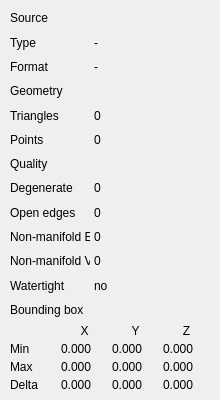
The window that src/ui/mesh_info_page.ui (thermeng/SciRender) describes before a commit, drawn with Qt 5.
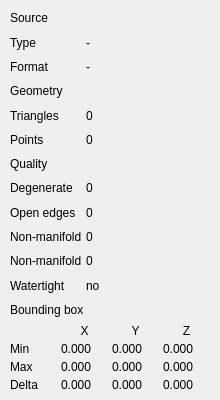
The same window after the commit.

What changed in the file:
```diff
--- a/src/ui/mesh_info_page.ui
+++ b/src/ui/mesh_info_page.ui
@@ -41,13 +41,13 @@
         </property>
         <property name="minimumSize">
          <size>
-          <width>80</width>
+           <width>72</width>
           <height>0</height>
          </size>
         </property>
         <property name="maximumSize">
          <size>
-          <width>80</width>
+           <width>72</width>
           <height>16777215</height>
          </size>
         </property><property name="alignment">
@@ -75,13 +75,13 @@
         </property>
         <property name="minimumSize">
          <size>
-          <width>80</width>
+           <width>72</width>
           <height>0</height>
          </size>
         </property>
         <property name="maximumSize">
          <size>
-          <width>80</width>
+           <width>72</width>
           <height>16777215</height>
          </size>
         </property><property name="alignment">
@@ -115,13 +115,13 @@
         </property>
         <property name="minimumSize">
          <size>
-          <width>80</width>
+           <width>72</width>
           <height>0</height>
          </size>
         </property>
         <property name="maximumSize">
          <size>
-          <width>80</width>
+           <width>72</width>
           <height>16777215</height>
          </size>
         </property><property name="alignment">
@@ -149,13 +149,13 @@
         </property>
         <property name="minimumSize">
          <size>
-          <width>80</width>
+           <width>72</width>
           <height>0</height>
          </size>
         </property>
         <property name="maximumSize">
          <size>
-          <width>80</width>
+           <width>72</width>
           <height>16777215</height>
          </size>
         </property><property name="alignment">
@@ -189,13 +189,13 @@
         </property>
         <property name="minimumSize">
          <size>
-          <width>80</width>
+           <width>72</width>
           <height>0</height>
          </size>
         </property>
         <property name="maximumSize">
          <size>
-          <width>80</width>
+           <width>72</width>
           <height>16777215</height>
          </size>
         </property><property name="alignment">
@@ -223,13 +223,13 @@
         </property>
         <property name="minimumSize">
          <size>
-          <width>80</width>
+           <width>72</width>
           <height>0</height>
          </size>
         </property>
         <property name="maximumSize">
          <size>
-          <width>80</width>
+           <width>72</width>
           <height>16777215</height>
          </size>
         </property><property name="alignment">
@@ -257,13 +257,13 @@
         </property>
         <property name="minimumSize">
          <size>
-          <width>80</width>
+           <width>72</width>
           <height>0</height>
          </size>
         </property>
         <property name="maximumSize">
          <size>
-          <width>80</width>
+           <width>72</width>
           <height>16777215</height>
          </size>
         </property><property name="alignment">
@@ -291,13 +291,13 @@
         </property>
         <property name="minimumSize">
          <size>
-          <width>80</width>
+           <width>72</width>
           <height>0</height>
          </size>
         </property>
         <property name="maximumSize">
          <size>
-          <width>80</width>
+           <width>72</width>
           <height>16777215</height>
          </size>
         </property><property name="alignment">
@@ -325,13 +325,13 @@
         </property>
         <property name="minimumSize">
          <size>
-          <width>80</width>
+           <width>72</width>
           <height>0</height>
          </size>
         </property>
         <property name="maximumSize">
          <size>
-          <width>80</width>
+           <width>72</width>
           <height>16777215</height>
          </size>
         </property><property name="alignment">
```
Lines whose indentation alone changed are shown as unchanged.
